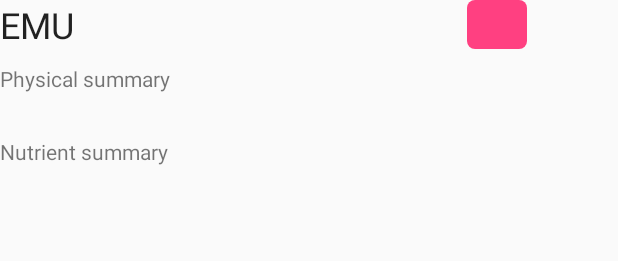
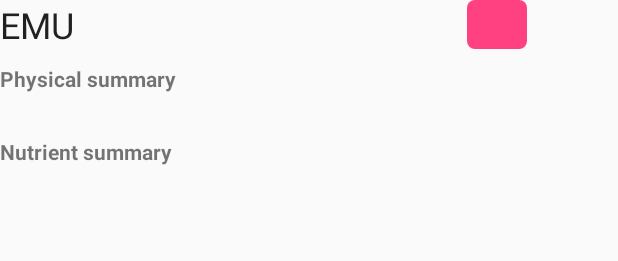
Before and after one commit to vinparafina/ecological-marine-unit-android, an Android app: the layout summary_layout.xml on its own in the app's theme, with its tools: preview values and no code run, on a phone screen of 412 x 824 dp. Shown: the top 261 px of the screen. Run offline under Robolectric (Android 15) with nearby library versions, the phone set to English and light mode, and no system bars.

```diff
--- a/emu-app/src/main/res/layout/summary_layout.xml
+++ b/emu-app/src/main/res/layout/summary_layout.xml
@@ -38,14 +38,16 @@
             <Space
                     android:layout_width="match_parent"
                     android:layout_height="10dp"/>
-            <TextView android:layout_width="wrap_content" android:layout_height="wrap_content" android:text="@string/physical_summary"/>
+            <TextView android:layout_width="wrap_content" android:layout_height="wrap_content"
+                      android:text="@string/physical_summary" android:textStyle="bold"/>
             <TextView android:layout_width="match_parent"
                       android:layout_height="wrap_content"
                       android:id="@+id/physical_summary"/>
             <Space
                     android:layout_width="match_parent"
                     android:layout_height="10dp"/>
-            <TextView android:layout_width="wrap_content" android:layout_height="wrap_content" android:text="@string/nutrient_summary"/>
+            <TextView android:layout_width="wrap_content" android:layout_height="wrap_content"
+                      android:text="@string/nutrient_summary" android:textStyle="bold"/>
             <TextView android:layout_width="match_parent"
                       android:layout_height="wrap_content"
                       android:id="@+id/nutrient_summary"/>
--- a/emu-app/src/main/res/values/strings.xml
+++ b/emu-app/src/main/res/values/strings.xml
@@ -18,7 +18,7 @@
 
     <!-- geocode service -->
     <string name="geocode_url">http://geocode.arcgis.com/arcgis/rest/services/World/GeocodeServer</string>
-    <string name="name_emu">NameEMU</string>
+    <string name="name_emu">EMU_Name</string>
     <string name="geo_base">GeomorphologyBase</string>
     <string name="geo_features">GeomorphologyFeatures</string>
     <string name="emu_number">Cluster37</string>
```
Also changed, not shown: emu-app/src/main/java/com/esri/android/ecologicalmarineunitexplorer/data/DataManager.java (+8 -7 lines).
